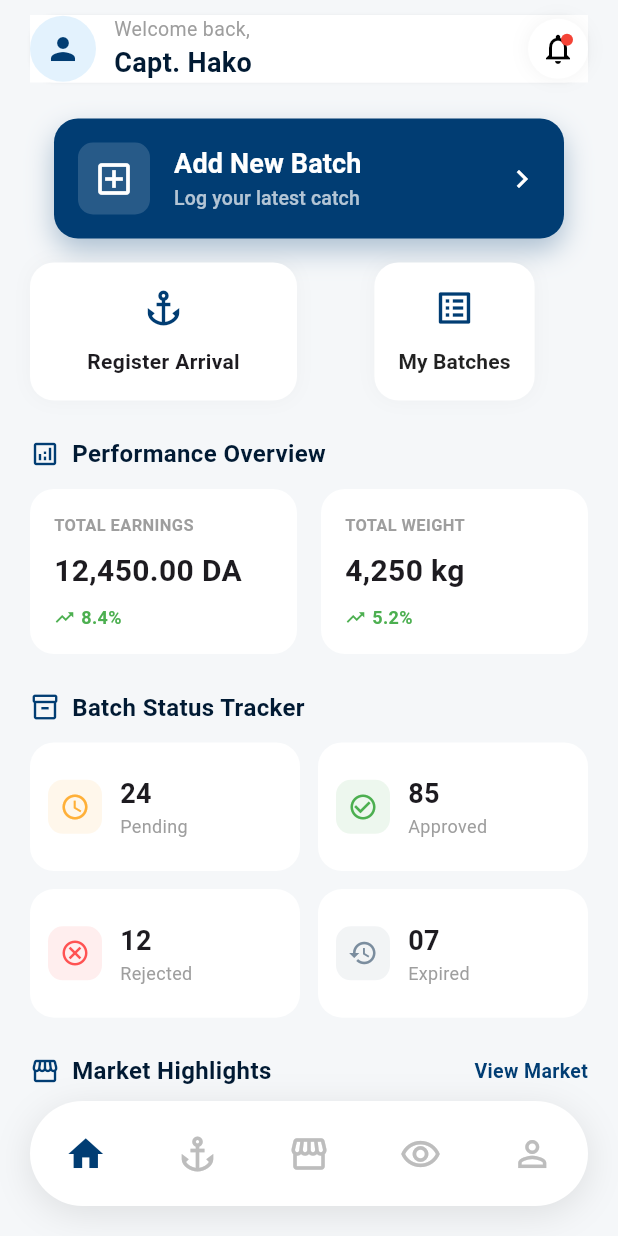
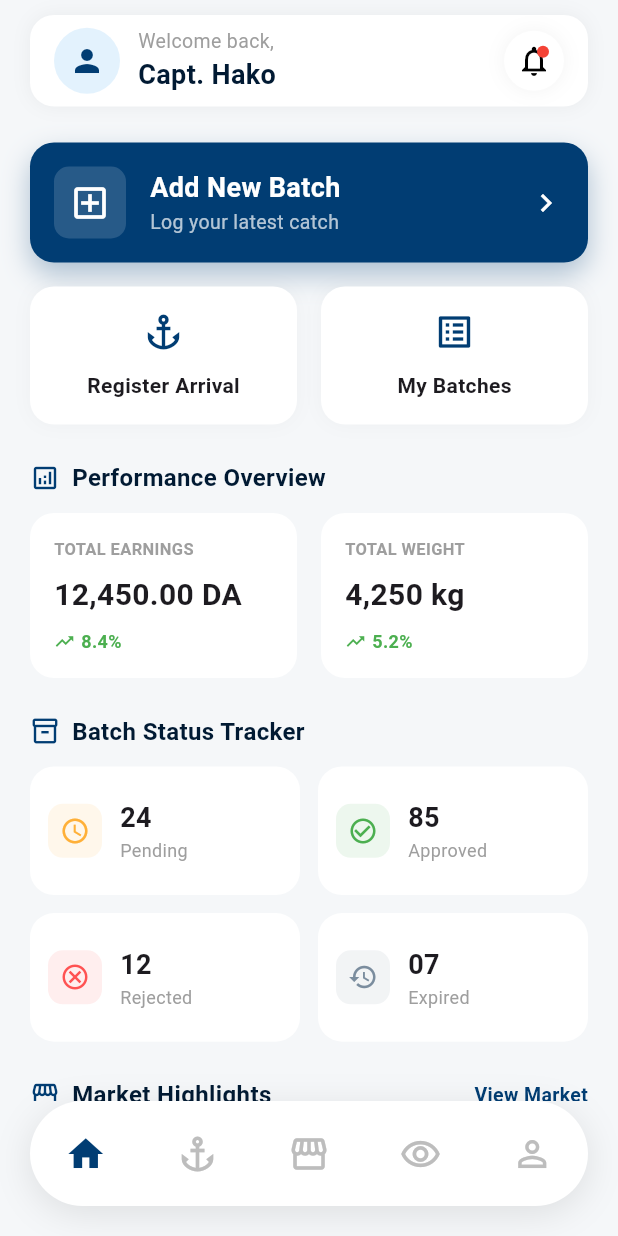
Before and after one commit to Hakoesi16/projet-global, a Flutter app: the screen it shows after launch, scrolled down 576 dp, after a tap on the "home" icon, on a phone screen of 412 x 824 dp. Run offline on Flutter 3.47's test engine with Material 3 defaults, Android fonts, the phone set to English and light mode, and no system bars; our stand-ins replace bloc, equatable, flutter_bloc, google_sign_in, image_picker; missing offline and left inert: checkmark, flutter_facebook_auth; network calls fail.

Commit message:
petit modification

```diff
--- a/lib/executt/homepage.dart
+++ b/lib/executt/homepage.dart
@@ -76,11 +76,12 @@ class _HomePageState extends State<HomePage> {
 
   Widget _buildHeader(String name) {
     return Container(
-      color: Colors.white,
+      padding: const EdgeInsets.symmetric(horizontal: 16, vertical: 8),
       decoration: BoxDecoration(
         color: Colors.white,
         borderRadius: BorderRadius.circular(16),
-        boxShadow: [BoxShadow(color: Colors.black.withValues(alpha: 0.05), blurRadius:1)],),
+        boxShadow: [BoxShadow(color: Colors.black.withValues(alpha: 0.05), blurRadius: 10)],
+      ),
       child: Row(
         mainAxisAlignment: MainAxisAlignment.spaceBetween,
         children: [
@@ -121,10 +122,16 @@ class _HomePageState extends State<HomePage> {
   }
 
   Widget _buildAddBatchCard() {
-    return MaterialButton(onPressed: (){
-      // Navigator.push(context, MaterialPageRoute(builder: (context) {
-      //   return const AddBatchPage();
-    },child: Container(
+    return GestureDetector(
+      onTap: () {
+        // Navigator.push(
+        //   context,
+        //   MaterialPageRoute(
+        //     builder: (context) => const BatchPage(),
+        //   ),
+        // );
+      },
+      child: Container(
         padding: const EdgeInsets.all(16),
         decoration: BoxDecoration(
           color: const Color(0xFF013D73),
@@ -151,7 +158,8 @@ class _HomePageState extends State<HomePage> {
             const Icon(Icons.chevron_right, color: Colors.white),
           ],
         ),
-    ),);
+      ),
+    );
   }
 
   Widget _buildQuickActions() {
@@ -159,11 +167,19 @@ class _HomePageState extends State<HomePage> {
       children: [
         Expanded(child: _buildActionItem(Icons.anchor, "Register Arrival")),
         const SizedBox(width: 16),
-        Expanded(child:MaterialButton(onPressed: (){
-          // Navigator.push(context, MaterialPageRoute(builder: (context) {
-          //   return const MyBatchesPage();
-          // },),);
-        },child: _buildActionItem(Icons.list_alt, "My Batches"),)),
+        Expanded(
+          child: InkWell(
+            onTap: () {
+              // Navigator.push(
+              //   context,
+              //   MaterialPageRoute(
+              //     builder: (context) => const MyBatchesPage(),
+              //   ),
+              // );
+            },
+            child: _buildActionItem(Icons.list_alt, "My Batches"),
+          ),
+        )
       ],
     );
   }
@@ -270,15 +286,9 @@ class _HomePageState extends State<HomePage> {
   }
 
   Widget _buildMarketCard(Map<String, dynamic> item) {
-    return MaterialButton(onPressed: (){
-      // Navigator.push(context, MaterialPageRoute(builder: (context) {
-      //   return const MarketPage();
-    },child: Container(
+    return Container(
       padding: const EdgeInsets.all(12),
-      decoration: BoxDecoration(
-        color: Colors.white,
-        borderRadius: BorderRadius.circular(16),
-      ),
+      decoration: BoxDecoration(color: Colors.white, borderRadius: BorderRadius.circular(16)),
       child: Row(
         children: [
           ClipRRect(
@@ -301,36 +311,16 @@ class _HomePageState extends State<HomePage> {
             child: Column(
               crossAxisAlignment: CrossAxisAlignment.start,
               children: [
-                Text(
-                  item["name"],
-                  style: const TextStyle(fontWeight: FontWeight.bold, fontSize: 16),
-                  overflow: TextOverflow.ellipsis,
-                ),
-                Text(
-                  "${item["grade"]} - ${item["demand"]}",
-                  style: const TextStyle(color: Colors.grey, fontSize: 12),
-                  overflow: TextOverflow.ellipsis,
-                ),
+                Text(item["name"], style: const TextStyle(fontWeight: FontWeight.bold, fontSize: 16), overflow: TextOverflow.ellipsis),
+                Text("${item["grade"]} - ${item["demand"]}", style: const TextStyle(color: Colors.grey, fontSize: 12), overflow: TextOverflow.ellipsis),
                 const SizedBox(height: 4),
                 Row(
                   children: [
-                    Expanded(
-                      child: Text(
-                        item["price"],
-                        style: const TextStyle(fontWeight: FontWeight.bold, color: Color(0xFF013D73)),
-                        overflow: TextOverflow.ellipsis,
-                      ),
-                    ),
+                    Expanded(child: Text(item["price"], style: const TextStyle(fontWeight: FontWeight.bold, color: Color(0xFF013D73)), overflow: TextOverflow.ellipsis)),
                     Container(
                       padding: const EdgeInsets.symmetric(horizontal: 8, vertical: 4),
-                      decoration: BoxDecoration(
-                        color: const Color(0xFFE8F5E9),
-                        borderRadius: BorderRadius.circular(6),
-                      ),
-                      child: Text(
-                        item["tag"],
-                        style: const TextStyle(color: Color(0xFF2E7D32), fontSize: 10, fontWeight: FontWeight.bold),
-                      ),
+                      decoration: BoxDecoration(color: const Color(0xFFE8F5E9), borderRadius: BorderRadius.circular(6)),
+                      child: Text(item["tag"], style: const TextStyle(color: Color(0xFF2E7D32), fontSize: 10, fontWeight: FontWeight.bold)),
                     ),
                   ],
                 ),
@@ -339,7 +329,7 @@ class _HomePageState extends State<HomePage> {
           ),
         ],
       ),
-    ),);
+    );
   }
 
   Widget _buildBottomNavBar() {
@@ -358,9 +348,33 @@ class _HomePageState extends State<HomePage> {
             onTap: () => context.read<AuthCubit>().fetchHomeData(widget.token),
             child: _navIcon(Icons.home, true),
           ),
-          _navIcon(Icons.anchor, false),
-          _navIcon(Icons.storefront_outlined, false),
-          _navIcon(Icons.remove_red_eye_outlined, false),
+          GestureDetector(
+            onTap: () {
+              // Navigator.push(
+              //   context,
+              //   MaterialPageRoute(builder: (context) => BatchPage(token: widget.token)),
+              // );
+            },
+            child: _navIcon(Icons.anchor, false),
+          ),
+          GestureDetector(
+            onTap: () {
+              // Navigator.push(
+              //   context,
+              //   MaterialPageRoute(builder: (context) => MarketPage(token: widget.token)),
+              // );
+            },
+            child: _navIcon(Icons.storefront_outlined, false),
+          ),
+          GestureDetector(
+            onTap: () {
+              // Navigator.push(
+              //   context,
+              //   MaterialPageRoute(builder: (context) => EmailPage(token: widget.token)),
+              // );
+            },
+            child: _navIcon(Icons.remove_red_eye_outlined, false),
+          ),
           GestureDetector(
             onTap: () {
               Navigator.push(
```
Lines whose indentation alone changed are shown as unchanged.
